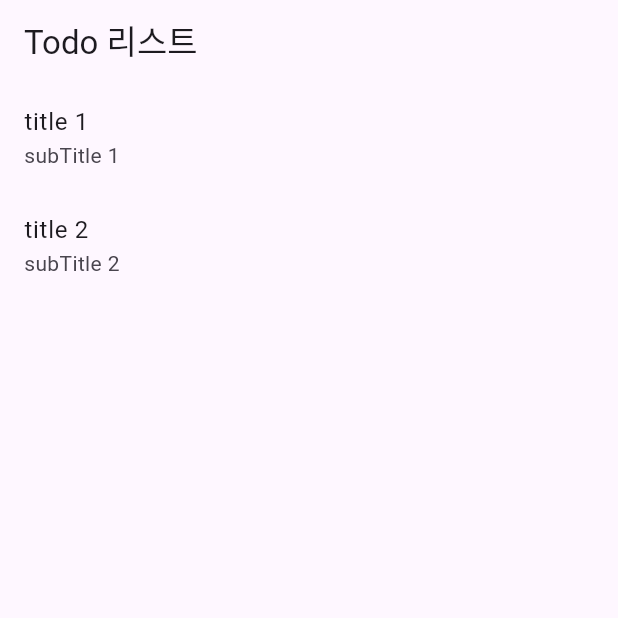
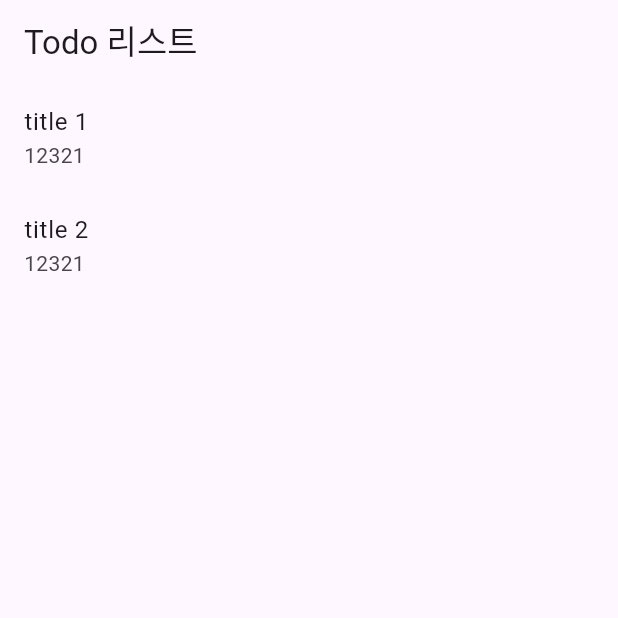
Before and after one commit to ghodanah/todolist, a Flutter app: the screen it shows after launch, on a phone screen of 412 x 824 dp, the top half of it. Run offline on Flutter 3.47's test engine with Material 3 defaults, Android fonts, the phone set to English and light mode, and no system bars.

Commit message:
todo class 생성 및 변수 적용

```diff
--- a/lib/list_screen.dart
+++ b/lib/list_screen.dart
@@ -1,8 +1,19 @@
 import 'package:flutter/material.dart';
 import 'package:todolist/create_screen.dart';
+import 'package:todolist/todo.dart';
 
-class ListScreen extends StatelessWidget {
+class ListScreen extends StatefulWidget {
   const ListScreen({super.key});
+
+  @override
+  State<ListScreen> createState() => _ListScreenState();
+}
+
+class _ListScreenState extends State<ListScreen> {
+  final todos = [
+    Todo(title: 'title 1', dateTime: 12321),
+    Todo(title: 'title 2', dateTime: 12321),
+  ];
 
   @override
   Widget build(BuildContext context) {
@@ -11,22 +22,17 @@ class ListScreen extends StatelessWidget {
         title: const Text('Todo 리스트'),
       ),
       body: ListView(
-        children: const [
-          ListTile(
-            title: Text('title 1'),
-            subtitle: Text('subTitle 1'),
-          ),
-          ListTile(
-            title: Text('title 2'),
-            subtitle: Text('subTitle 2'),
-          ),
-        ],
+        children: todos
+            .map((todo) => ListTile(
+                  title: Text(todo.title),
+                  subtitle: Text('${todo.dateTime}'),
+                )).toList(),
       ),
       floatingActionButton: FloatingActionButton(
         onPressed: () {
           Navigator.push(
             context,
-            MaterialPageRoute(builder:(context) => const CreateScreen()),
+            MaterialPageRoute(builder: (context) => const CreateScreen()),
           );
         },
         child: const Icon(Icons.add),
--- /dev/null
+++ b/lib/todo.dart
@@ -0,0 +1,9 @@
+class Todo {
+  String title;
+  int dateTime;
+
+  Todo({
+    required this.title,
+    required this.dateTime,
+  });
+}
```
